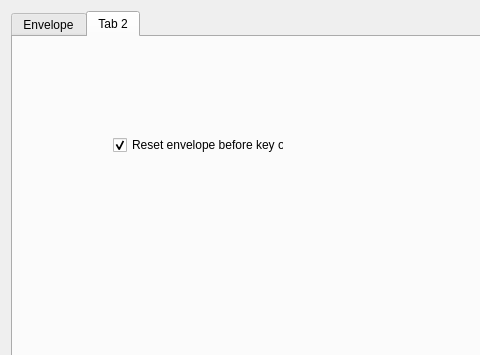
Old version of the form BambooTracker/gui/instrument_editor/instrument_editor_fm_form.ui in the repository BambooTracker/BambooTracker; both pictures show x 0 to 480 and y 0 to 355 of the 565 by 676 pixel window.
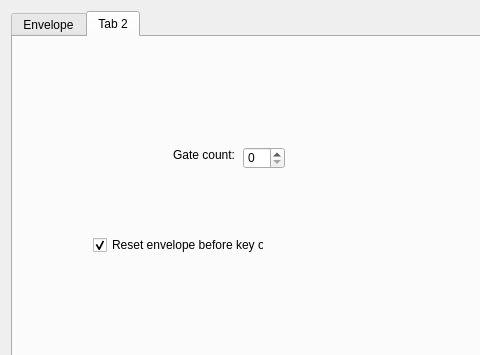
New version of the form. Custom widgets are drawn as their Qt base class.

Commit message: Add FM envelope gate count

```diff
--- a/BambooTracker/gui/instrument_editor/instrument_editor_fm_form.ui
+++ b/BambooTracker/gui/instrument_editor/instrument_editor_fm_form.ui
@@ -13,7 +13,7 @@
   <property name="windowTitle">
    <string>Form</string>
   </property>
-  <layout class="QGridLayout" name="gridLayout" rowstretch="1">
+  <layout class="QGridLayout" name="gridLayout" rowstretch="0">
    <property name="verticalSpacing">
     <number>2</number>
    </property>
@@ -142,8 +142,8 @@
       <widget class="QCheckBox" name="envResetCheckBox">
        <property name="geometry">
         <rect>
-         <x>100</x>
-         <y>100</y>
+         <x>80</x>
+         <y>200</y>
          <width>171</width>
          <height>16</height>
         </rect>
@@ -155,6 +155,35 @@
         <bool>true</bool>
        </property>
       </widget>
+      <widget class="QSpinBox" name="gateCountSpinBox">
+       <property name="geometry">
+        <rect>
+         <x>230</x>
+         <y>110</y>
+         <width>42</width>
+         <height>22</height>
+        </rect>
+       </property>
+       <property name="maximum">
+        <number>99</number>
+       </property>
+       <property name="value">
+        <number>0</number>
+       </property>
+      </widget>
+      <widget class="QLabel" name="gateCountLabel">
+       <property name="geometry">
+        <rect>
+         <x>160</x>
+         <y>110</y>
+         <width>61</width>
+         <height>16</height>
+        </rect>
+       </property>
+       <property name="text">
+        <string>Gate count:</string>
+       </property>
+      </widget>
      </widget>
     </widget>
    </item>
```
The commit also changes 14 other files.
